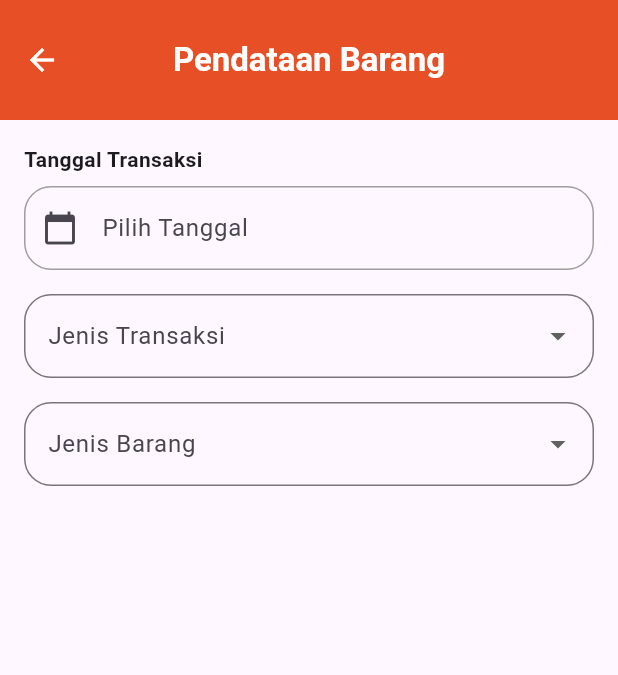
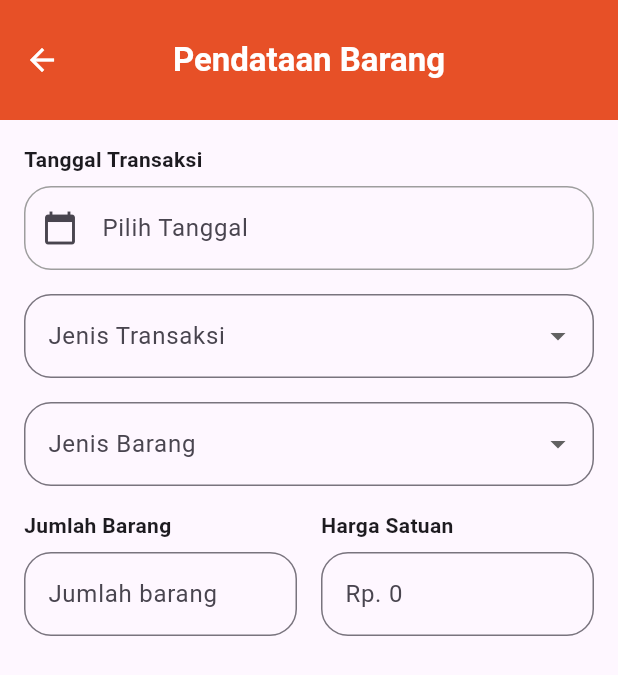
Before and after one commit to nauvalachid/20220140117_UCP1Flutter, a Flutter app: the DataBarangPage screen opened directly, on a phone screen of 412 x 824 dp. Shown: the top 675 px of the screen. Run offline on Flutter 3.47's test engine with Material 3 defaults, Android fonts, the phone set to English and light mode, and no system bars.

Commit message:
membuat textformfield harga satuan sejajar dengan jumlah barang

```diff
--- a/lib/databarang_page.dart
+++ b/lib/databarang_page.dart
@@ -173,9 +173,91 @@ class _DataBarangPageState extends State<DataBarangPage> {
                     ),
                   ),
                   const SizedBox(height: 16),
+                  Row(
+                    crossAxisAlignment: CrossAxisAlignment.start,
+                     children: [
+                      Expanded(
+                        child: Column(
+                          crossAxisAlignment: CrossAxisAlignment.start,
+                          children: [
+                            const Text(
+                              'Jumlah Barang',
+                              style: TextStyle(
+                                fontSize: 14,
+                                fontWeight: FontWeight.bold),
+                            ),
+                            SizedBox(height: 8),
+                            TextFormField(
+                              controller: jumlahController,
+                              decoration: const InputDecoration(
+                                border: OutlineInputBorder(
+                                  borderRadius:BorderRadius.all(Radius.circular(18))),
+                                  hintText: 'Jumlah barang'),
+                              validator: (value) {
+                                if (value == null || value.isEmpty) {
+                                  return ' tidak boleh kosong';
+                                }
+                                return null;
+                              },
+                            ),
                           ],
                         ),
-              )
+                      ),
+                      const SizedBox(width: 16),
+                      Expanded(
+                        child: Column(
+                          crossAxisAlignment: CrossAxisAlignment.start,
+                          children: [
+                            const Text(
+                              'Harga Satuan',
+                              style: TextStyle(
+                                  fontSize: 14, fontWeight: FontWeight.bold),
+                            ),
+                            const SizedBox(height: 8),
+                            TextFormField(
+                              controller: hargaController,
+                              keyboardType: TextInputType.number,
+                              decoration: const InputDecoration(
+                                border: OutlineInputBorder(
+                                  borderRadius:
+                                      BorderRadius.all(Radius.circular(18)),
+                                ),
+                                hintText: 'Rp. 0',
+                              ),
+                              onChanged: (value) {
+                                String newValue =
+                                    value.replaceAll(RegExp(r'[^0-9]'), '');
+                                if (newValue.isEmpty) {
+                                  hargaController.text = '';
+                                  return;
+                                }
+                                final formatter = NumberFormat.currency(
+                                    locale: 'id',
+                                    symbol: 'Rp ',
+                                    decimalDigits: 0);
+                                String formatted =
+                                    formatter.format(int.parse(newValue));
+                                hargaController.value = TextEditingValue(
+                                  text: formatted,
+                                  selection: TextSelection.collapsed(
+                                      offset: formatted.length),
+                                );
+                              },
+                              validator: (value) {
+                                if (value == null || value.isEmpty) {
+                                  return 'Tidak boleh kosong';
+                                }
+                                return null;
+                              },
+                            ),
+                          ],
+                        ),
+                      ),
+                     ],
+                  ),
+                ],
+              ),
+            ),
           ],
         ),
       ),
```
Lines whose indentation alone changed are shown as unchanged.
